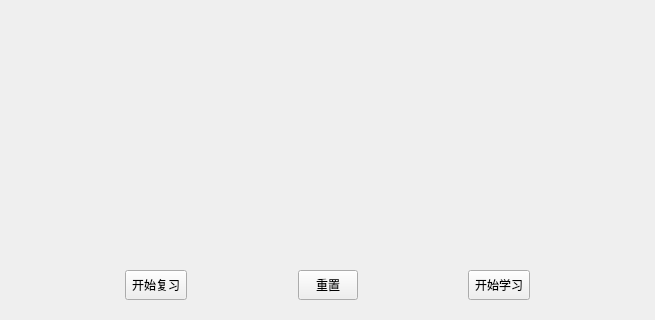
Qt form WordLite/learnwidget.ui (Staaaaaaaaar/WordHub) before a commit; both pictures show x 0 to 655 and y 244 to 564 of the 655 by 564 pixel window.
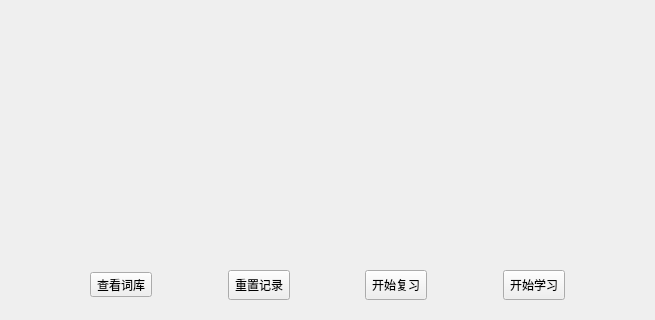
The same form after that commit. The open tabs and pages were chosen to show the change.

Commit message: 新增：查看词库中所有的单词

The edit to the form file:
```diff
--- a/WordLite/learnwidget.ui
+++ b/WordLite/learnwidget.ui
@@ -116,6 +116,52 @@
            </property>
           </spacer>
          </item>
+         <item>
+          <widget class="QToolButton" name="viewAllWordsButton">
+           <property name="text">
+            <string>查看词库</string>
+           </property>
+          </widget>
+         </item>
+         <item>
+          <spacer name="horizontalSpacer_8">
+           <property name="orientation">
+            <enum>Qt::Orientation::Horizontal</enum>
+           </property>
+           <property name="sizeHint" stdset="0">
+            <size>
+             <width>40</width>
+             <height>20</height>
+            </size>
+           </property>
+          </spacer>
+         </item>
+         <item>
+          <widget class="QToolButton" name="resetButton">
+           <property name="minimumSize">
+            <size>
+             <width>60</width>
+             <height>30</height>
+            </size>
+           </property>
+           <property name="text">
+            <string>重置记录</string>
+           </property>
+          </widget>
+         </item>
+         <item>
+          <spacer name="horizontalSpacer_7">
+           <property name="orientation">
+            <enum>Qt::Orientation::Horizontal</enum>
+           </property>
+           <property name="sizeHint" stdset="0">
+            <size>
+             <width>40</width>
+             <height>20</height>
+            </size>
+           </property>
+          </spacer>
+         </item>
          <item>
           <widget class="QToolButton" name="reviewButton">
            <property name="sizePolicy">
@@ -135,32 +181,6 @@
            </property>
           </widget>
          </item>
-         <item>
-          <spacer name="horizontalSpacer_7">
-           <property name="orientation">
-            <enum>Qt::Orientation::Horizontal</enum>
-           </property>
-           <property name="sizeHint" stdset="0">
-            <size>
-             <width>40</width>
-             <height>20</height>
-            </size>
-           </property>
-          </spacer>
-         </item>
-         <item>
-          <widget class="QToolButton" name="resetButton">
-           <property name="minimumSize">
-            <size>
-             <width>60</width>
-             <height>30</height>
-            </size>
-           </property>
-           <property name="text">
-            <string>重置</string>
-           </property>
-          </widget>
-         </item>
          <item>
           <spacer name="horizontalSpacer_2">
            <property name="orientation">
```
Left out of the diff: 2 changed lines with no effect on the pictures. The commit also changes 2 other files.
